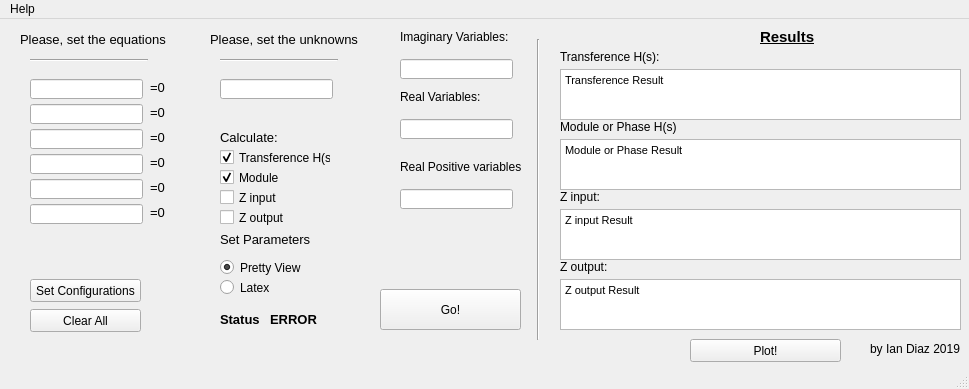
iancraz/CircuitSolver, file UserInterface.ui: the form before one commit.
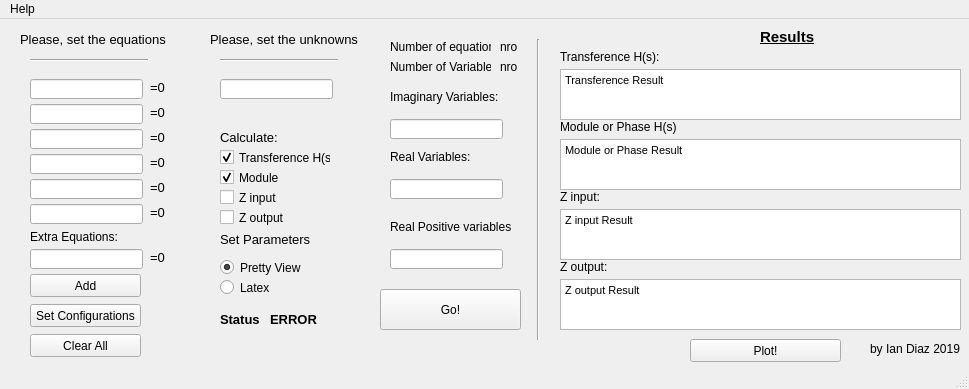
The form after the commit.

Commit message: Cambie un par de cosas, ahora no anda, falta seguir

Diff of the .ui file:
```diff
--- a/UserInterface.ui
+++ b/UserInterface.ui
@@ -528,7 +528,7 @@
     <property name="geometry">
      <rect>
       <x>30</x>
-      <y>260</y>
+      <y>285</y>
       <width>111</width>
       <height>23</height>
      </rect>
@@ -541,7 +541,7 @@
     <property name="geometry">
      <rect>
       <x>30</x>
-      <y>290</y>
+      <y>315</y>
       <width>111</width>
       <height>23</height>
      </rect>
@@ -739,8 +739,8 @@
    <widget class="QLineEdit" name="imaginaryVariablesLineEdit">
     <property name="geometry">
      <rect>
-      <x>400</x>
-      <y>40</y>
+      <x>390</x>
+      <y>100</y>
       <width>113</width>
       <height>20</height>
      </rect>
@@ -749,8 +749,8 @@
    <widget class="QLabel" name="label_15">
     <property name="geometry">
      <rect>
-      <x>400</x>
-      <y>10</y>
+      <x>390</x>
+      <y>70</y>
       <width>111</width>
       <height>16</height>
      </rect>
@@ -762,8 +762,8 @@
    <widget class="QLabel" name="label_16">
     <property name="geometry">
      <rect>
-      <x>400</x>
-      <y>70</y>
+      <x>390</x>
+      <y>130</y>
       <width>111</width>
       <height>16</height>
      </rect>
@@ -775,8 +775,8 @@
    <widget class="QLineEdit" name="realVariablesLineEdit">
     <property name="geometry">
      <rect>
-      <x>400</x>
-      <y>100</y>
+      <x>390</x>
+      <y>160</y>
       <width>113</width>
       <height>20</height>
      </rect>
@@ -785,8 +785,8 @@
    <widget class="QLabel" name="label_17">
     <property name="geometry">
      <rect>
-      <x>400</x>
-      <y>140</y>
+      <x>390</x>
+      <y>200</y>
       <width>121</width>
       <height>16</height>
      </rect>
@@ -798,13 +798,119 @@
    <widget class="QLineEdit" name="realPosVariablesLineEdit">
     <property name="geometry">
      <rect>
-      <x>400</x>
-      <y>170</y>
+      <x>390</x>
+      <y>230</y>
       <width>113</width>
       <height>20</height>
      </rect>
     </property>
    </widget>
+   <widget class="QLabel" name="label_18">
+    <property name="geometry">
+     <rect>
+      <x>30</x>
+      <y>210</y>
+      <width>91</width>
+      <height>16</height>
+     </rect>
+    </property>
+    <property name="text">
+     <string>Extra Equations:</string>
+    </property>
+   </widget>
+   <widget class="QLineEdit" name="extraEquationsLineEdit">
+    <property name="geometry">
+     <rect>
+      <x>30</x>
+      <y>230</y>
+      <width>113</width>
+      <height>20</height>
+     </rect>
+    </property>
+   </widget>
+   <widget class="QLabel" name="label_19">
+    <property name="geometry">
+     <rect>
+      <x>150</x>
+      <y>230</y>
+      <width>21</width>
+      <height>16</height>
+     </rect>
+    </property>
+    <property name="font">
+     <font>
+      <pointsize>10</pointsize>
+     </font>
+    </property>
+    <property name="text">
+     <string>=0</string>
+    </property>
+   </widget>
+   <widget class="QPushButton" name="addButton">
+    <property name="geometry">
+     <rect>
+      <x>30</x>
+      <y>255</y>
+      <width>111</width>
+      <height>23</height>
+     </rect>
+    </property>
+    <property name="text">
+     <string>Add</string>
+    </property>
+   </widget>
+   <widget class="QLabel" name="label_20">
+    <property name="geometry">
+     <rect>
+      <x>390</x>
+      <y>20</y>
+      <width>101</width>
+      <height>16</height>
+     </rect>
+    </property>
+    <property name="text">
+     <string>Number of equations</string>
+    </property>
+   </widget>
+   <widget class="QLabel" name="numEqLabel">
+    <property name="geometry">
+     <rect>
+      <x>500</x>
+      <y>20</y>
+      <width>21</width>
+      <height>16</height>
+     </rect>
+    </property>
+    <property name="text">
+     <string>nro</string>
+    </property>
+   </widget>
+   <widget class="QLabel" name="label_21">
+    <property name="geometry">
+     <rect>
+      <x>390</x>
+      <y>40</y>
+      <width>101</width>
+      <height>16</height>
+     </rect>
+    </property>
+    <property name="text">
+     <string>Number of Variables</string>
+    </property>
+   </widget>
+   <widget class="QLabel" name="numVarLabel">
+    <property name="geometry">
+     <rect>
+      <x>500</x>
+      <y>40</y>
+      <width>21</width>
+      <height>16</height>
+     </rect>
+    </property>
+    <property name="text">
+     <string>nro</string>
+    </property>
+   </widget>
   </widget>
   <widget class="QMenuBar" name="menubar">
    <property name="geometry">
```
The commit also changes 2 other files.
